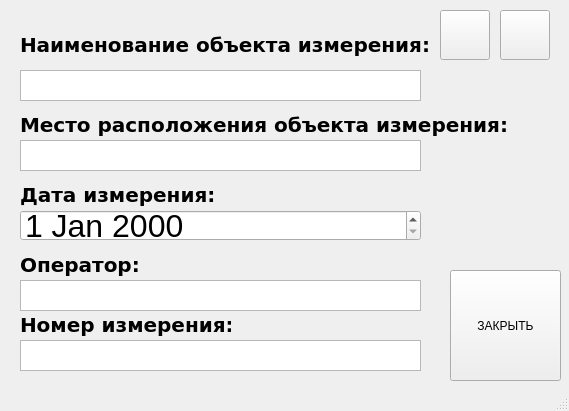
Above: secondUI.ui from kozlov174/raspberry_app before the change. Below: the same form after it.
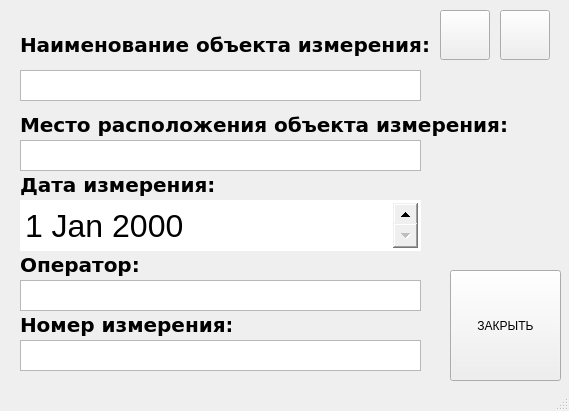
That is the form after the change. Icons and pictures are not drawn.

Diff of the .ui file:
```diff
--- a/secondUI.ui
+++ b/secondUI.ui
@@ -42,7 +42,7 @@
     <property name="geometry">
      <rect>
       <x>20</x>
-      <y>170</y>
+      <y>160</y>
       <width>211</width>
       <height>51</height>
      </rect>
@@ -229,9 +229,9 @@
     <property name="geometry">
      <rect>
       <x>20</x>
-      <y>210</y>
+      <y>200</y>
       <width>401</width>
-      <height>31</height>
+      <height>51</height>
      </rect>
     </property>
     <property name="font">
@@ -239,6 +239,14 @@
       <pointsize>24</pointsize>
      </font>
     </property>
+    <property name="styleSheet">
+     <string notr="true">QDateEdit::up-button, 
+QDateEdit::down-button {
+    width: 25px;
+    height: 25px;
+}
+</string>
+    </property>
     <property name="calendarPopup">
      <bool>false</bool>
     </property>
```
